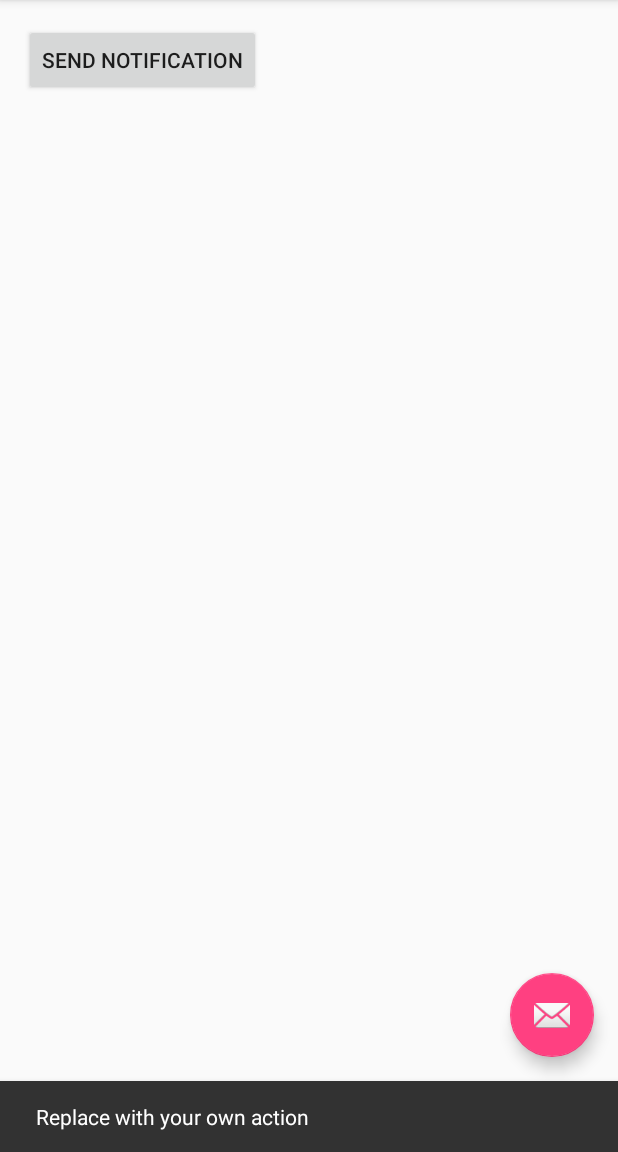
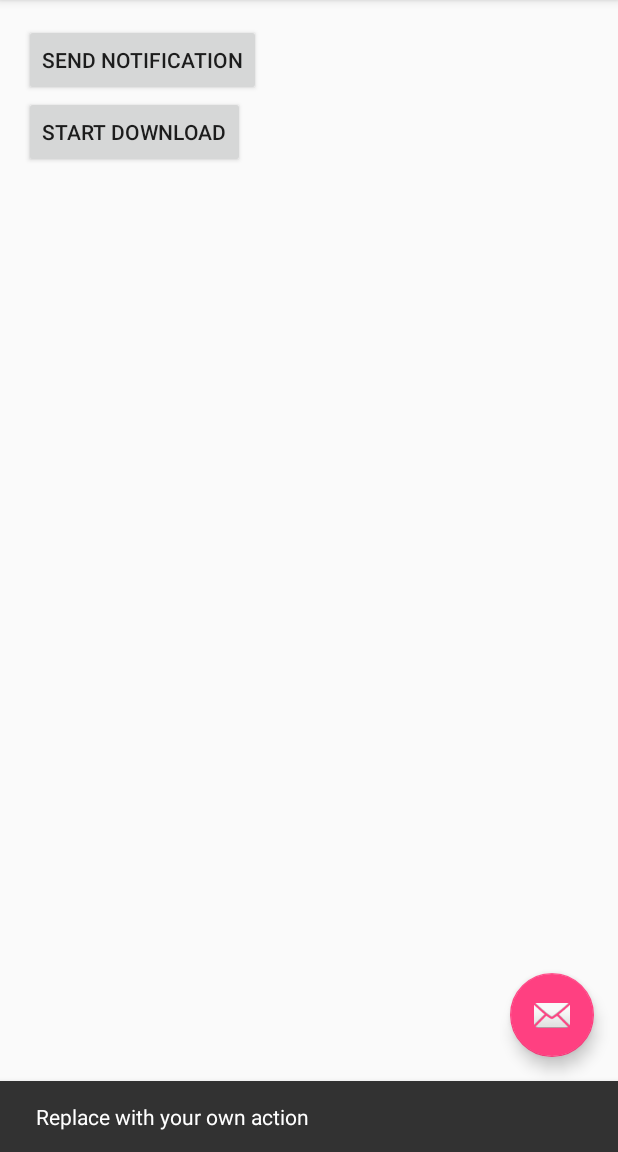
Before and after one commit to dongja94/SampleNotification8, an Android app: the screen it shows after launch (MainActivity), after a tap on an icon or button, on a phone screen of 412 x 824 dp, the part 84-1236 px from its top. Run offline under Robolectric (Android 15) with nearby library versions, the phone set to English and light mode, and no system bars.

Commit message:
Progress

```diff
--- a/app/src/main/java/com/example/dongja94/samplenotification/MainActivity.java
+++ b/app/src/main/java/com/example/dongja94/samplenotification/MainActivity.java
@@ -7,6 +7,8 @@ import android.content.Context;
 import android.content.Intent;
 import android.net.Uri;
 import android.os.Bundle;
+import android.os.Handler;
+import android.os.Looper;
 import android.support.design.widget.FloatingActionButton;
 import android.support.design.widget.Snackbar;
 import android.support.v4.app.NotificationCompat;
@@ -44,8 +46,50 @@ public class MainActivity extends AppCompatActivity {
             }
         });
 
+        btn = (Button)findViewById(R.id.btn_download);
+        btn.setOnClickListener(new View.OnClickListener() {
+            @Override
+            public void onClick(View v) {
+                startDwonload();
+            }
+        });
+
         mNM = (NotificationManager)getSystemService(Context.NOTIFICATION_SERVICE);
     }
+
+
+    private void startDwonload() {
+        progress = 0;
+        mHandler.post(downloadRunnable);
+    }
+
+    Handler mHandler = new Handler(Looper.getMainLooper());
+    int progress = 0;
+    Runnable downloadRunnable = new Runnable() {
+        @Override
+        public void run() {
+            if (progress <= 100) {
+                NotificationCompat.Builder builder = new NotificationCompat.Builder(MainActivity.this);
+                builder.setSmallIcon(R.mipmap.ic_launcher);
+                builder.setTicker("download...");
+                builder.setContentTitle("file download");
+                builder.setContentText("download : " + progress);
+                builder.setProgress(100, progress, false);
+
+                builder.setDefaults(NotificationCompat.DEFAULT_ALL);
+
+                builder.setOngoing(true);
+                builder.setOnlyAlertOnce(true);
+                mNM.notify(100, builder.build());
+
+                progress += 10;
+                mHandler.postDelayed(this, 500);
+            } else {
+                mNM.cancel(100);
+            }
+
+        }
+    };
 
     int count = 0;
 
--- a/app/src/main/res/layout/content_main.xml
+++ b/app/src/main/res/layout/content_main.xml
@@ -18,4 +18,14 @@
         android:layout_alignParentTop="true"
         android:layout_alignParentLeft="true"
         android:layout_alignParentStart="true" />
+
+    <Button
+        style="?android:attr/buttonStyleSmall"
+        android:layout_width="wrap_content"
+        android:layout_height="wrap_content"
+        android:text="start download"
+        android:id="@+id/btn_download"
+        android:layout_below="@+id/btn_send"
+        android:layout_alignParentLeft="true"
+        android:layout_alignParentStart="true" />
 </RelativeLayout>
```
